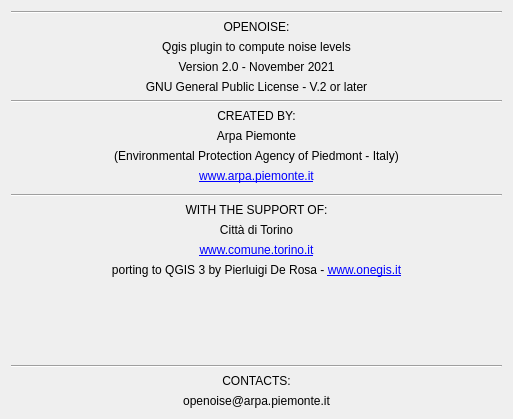
Before: the Qt Designer form tools/ui_Credits.ui in pierluigiderosa/openoise, drawn with Qt 5.
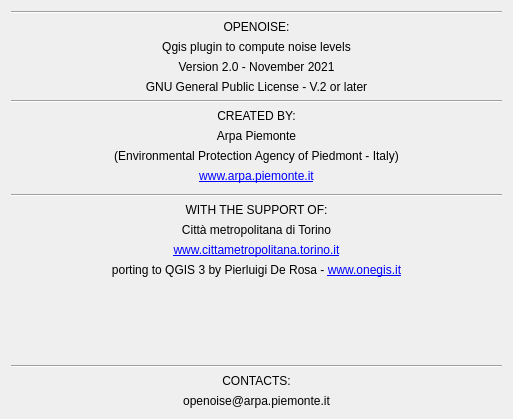
After: the same form once the commit is applied.

```diff
--- a/tools/ui_Credits.ui
+++ b/tools/ui_Credits.ui
@@ -270,7 +270,7 @@
       </size>
      </property>
      <property name="text">
-      <string>Città di Torino</string>
+      <string>Città metropolitana di Torino</string>
      </property>
      <property name="alignment">
       <set>Qt::AlignCenter</set>
@@ -286,7 +286,7 @@
       </size>
      </property>
      <property name="text">
-      <string>&lt;html&gt;&lt;head/&gt;&lt;body&gt;&lt;p&gt;&lt;a href=&quot;http://www.comune.torino.it&quot;&gt;&lt;span style=&quot; text-decoration: underline; color:#0000ff;&quot;&gt;www.comune.torino.it&lt;/span&gt;&lt;/a&gt;&lt;/p&gt;&lt;/body&gt;&lt;/html&gt;</string>
+      <string>&lt;html&gt;&lt;head/&gt;&lt;body&gt;&lt;p&gt;&lt;a href=&quot;http://www.cittametropolitana.torino.it&quot;&gt;&lt;span style=&quot; text-decoration: underline; color:#0000ff;&quot;&gt;www.cittametropolitana.torino.it&lt;/span&gt;&lt;/a&gt;&lt;/p&gt;&lt;/body&gt;&lt;/html&gt;</string>
      </property>
      <property name="alignment">
       <set>Qt::AlignCenter</set>
```
